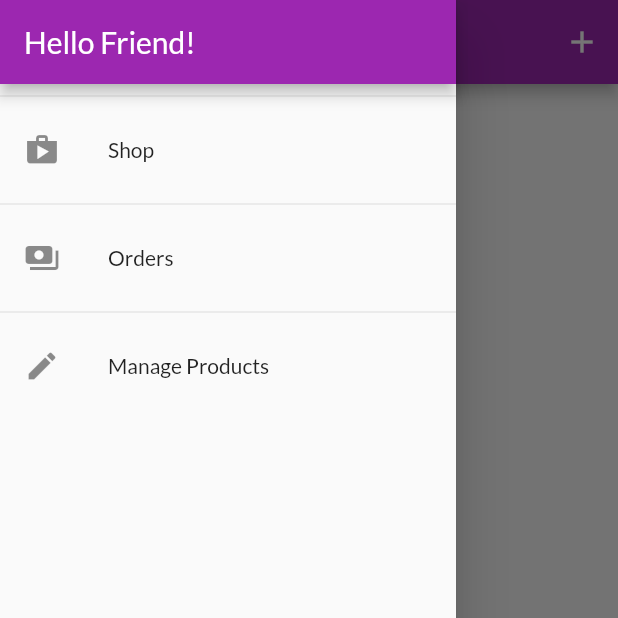
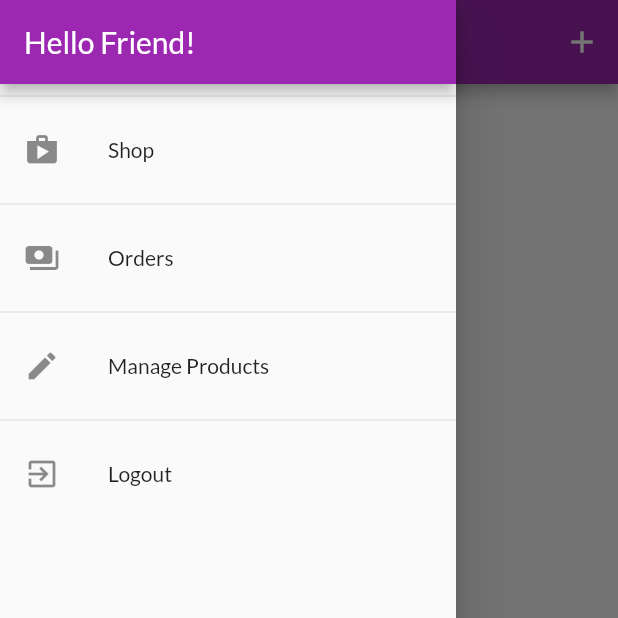
Before and after one commit to TomekLesniak/ShopApp, a Flutter app: the UserProductsScreen screen opened by its route, with the side drawer open, on a phone screen of 412 x 824 dp, the top half of it. Run offline on Flutter 3.47's test engine with Material 2 defaults, Android fonts, the phone set to English and light mode, and no system bars; network calls fail.

Commit message:
Logout and auto logout after expiry date

```diff
--- a/lib/main.dart
+++ b/lib/main.dart
@@ -25,14 +25,14 @@ class MyApp extends StatelessWidget {
       providers: [
         ChangeNotifierProvider(create: (ctx) => Auth()),
         ChangeNotifierProxyProvider<Auth, Products>(
-          update: (ctx, auth, previousProducts) => Products(auth.token,
+          update: (ctx, auth, previousProducts) => Products(auth.token, auth.userId,
               previousProducts == null ? [] : previousProducts.items),
           create: null,
         ),
         ChangeNotifierProvider(create: (ctx) => Cart()),
         ChangeNotifierProxyProvider<Auth, Orders>(
             create: null,
-            update: (ctx, auth, prevOrders) => Orders(auth.token,
+            update: (ctx, auth, prevOrders) => Orders(auth.token, auth.userId,
                 prevOrders == null ? [] : prevOrders.orders)),
       ],
       child: Consumer<Auth>(
--- a/lib/providers/auth.dart
+++ b/lib/providers/auth.dart
@@ -1,4 +1,5 @@
 import 'dart:convert';
+import 'dart:async';
 
 import '../models/http_exception.dart';
 import 'package:flutter/foundation.dart';
@@ -9,9 +10,14 @@ class Auth with ChangeNotifier {
   String _token;
   DateTime _expiryDate;
   String _userId;
+  Timer _authTimer;
 
   bool get isAuthenticated {
     return token != null;
+  }
+
+  String get userId {
+    return _userId;
   }
 
   String get token {
@@ -41,6 +47,7 @@ class Auth with ChangeNotifier {
       _userId = responseData['localId'];
       _expiryDate = DateTime.now()
           .add(Duration(seconds: int.parse(responseData['expiresIn'])));
+      _autoLogout();
       notifyListeners();
     } catch (error) {
       throw error;
@@ -59,4 +66,20 @@ class Auth with ChangeNotifier {
         'https://identitytoolkit.googleapis.com/v1/accounts:signInWithPassword?key=${Api.key}';
     return _authenticate(email, password, url);
   }
+
+  void logout () {
+    _token = null;
+    _userId = null;
+    _expiryDate = null;
+    _authTimer.cancel();
+    notifyListeners();
+  }
+
+  void _autoLogout() {
+    if(_authTimer != null) {
+      _authTimer.cancel();
+    }
+    final timeToExpiry = _expiryDate.difference(DateTime.now()).inSeconds;
+    _authTimer = Timer(Duration(seconds: timeToExpiry), logout);
+  }
 }
--- a/lib/providers/orders.dart
+++ b/lib/providers/orders.dart
@@ -27,11 +27,12 @@ class Orders with ChangeNotifier {
   }
 
   final String authToken;
+  final String userId;
 
-  Orders(this.authToken, this._orders);
+  Orders(this.authToken, this.userId, this._orders);
 
   Future<void> fetchAndSetOrders() async {
-    final url = 'https://flutter-shop-educational.firebaseio.com/orders.json?auth=$authToken';
+    final url = 'https://flutter-shop-educational.firebaseio.com/orders/$userId.json?auth=$authToken';
     final response = await http.get(url);
 
     final List<OrderItem> loadedOrders = [];
@@ -60,7 +61,7 @@ class Orders with ChangeNotifier {
   }
 
   Future<void> addOrder(List<CartItem> cartProducts, double total) async {
-    final url = 'https://flutter-shop-educational.firebaseio.com/orders.json?auth=$authToken';
+    final url = 'https://flutter-shop-educational.firebaseio.com/orders/$userId.json?auth=$authToken';
     final currentTime = DateTime.now();
 
     final response = await http.post(url,
--- a/lib/screens/user_products_screen.dart
+++ b/lib/screens/user_products_screen.dart
@@ -9,13 +9,14 @@ import '../screens/edit_product_screen.dart';
 class UserProductsScreen extends StatelessWidget {
   static const routeName = '/user-products';
 
-  Future<void> _refreshProducts(BuildContext context) async{
-    await Provider.of<Products>(context, listen: false).fetchAndSetProducts();
+  Future<void> _refreshProducts(BuildContext context) async {
+    await Provider.of<Products>(context, listen: false)
+        .fetchAndSetProducts(true);
   }
 
   @override
   Widget build(BuildContext context) {
-    final productsData = Provider.of<Products>(context);
+    // final productsData = Provider.of<Products>(context);
     return Scaffold(
       appBar: AppBar(
         title: const Text('Your Products'),
@@ -29,16 +30,27 @@ class UserProductsScreen extends StatelessWidget {
         ],
       ),
       drawer: AppDrawer(),
-      body: RefreshIndicator(
+      body: FutureBuilder(
+        future: _refreshProducts(context),
+        builder: (ctx, snapshot) =>
+            snapshot.connectionState == ConnectionState.waiting
+                ? Center(
+                    child: CircularProgressIndicator(),
+                  )
+                : RefreshIndicator(
                     onRefresh: () => _refreshProducts(context),
-              child: Padding(
+                    child: Consumer<Products>(
+                      builder: (ctx, productsData, _) => Padding(
                         padding: EdgeInsets.all(8),
                         child: ListView.builder(
                           itemCount: productsData.items.length,
                           itemBuilder: (ctx, index) {
                             return Column(
                               children: [
-                  UserProductItem(productsData.items[index].id, productsData.items[index].title, productsData.items[index].imageUrl),
+                                UserProductItem(
+                                    productsData.items[index].id,
+                                    productsData.items[index].title,
+                                    productsData.items[index].imageUrl),
                                 Divider(),
                               ],
                             );
@@ -46,6 +58,8 @@ class UserProductsScreen extends StatelessWidget {
                         ),
                       ),
                     ),
+                  ),
+      ),
     );
   }
 }
--- a/lib/widgets/app_drawer.dart
+++ b/lib/widgets/app_drawer.dart
@@ -1,4 +1,6 @@
+import 'package:ShopApp/providers/auth.dart';
 import 'package:flutter/material.dart';
+import 'package:provider/provider.dart';
 
 import '../screens/orders_screen.dart';
 import '../screens/user_products_screen.dart';
@@ -37,6 +39,15 @@ class AppDrawer extends StatelessWidget {
               Navigator.of(context).pushReplacementNamed(UserProductsScreen.routeName);
             },
           ),
+          Divider(),
+          ListTile(
+            leading: const Icon(Icons.exit_to_app),
+            title: const Text('Logout'),
+            onTap: () {
+              Navigator.of(context).pop(); //close drawer
+              Provider.of<Auth>(context, listen: false).logout();
+            },
+          ),
 
         ],
       ),
```
Also changed, not shown: lib/providers/product.dart (+15 -1 lines), lib/providers/products.dart (+14 -16 lines), lib/widgets/product_item.dart (+7 -4 lines). Lines whose indentation alone changed are shown as unchanged.
